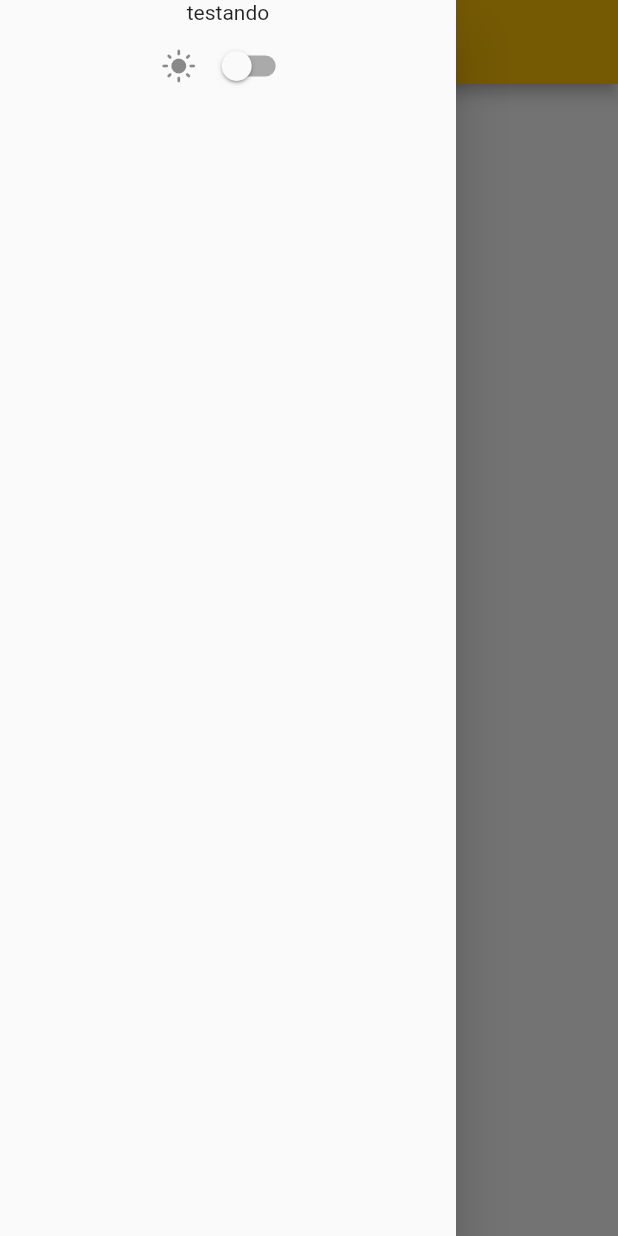
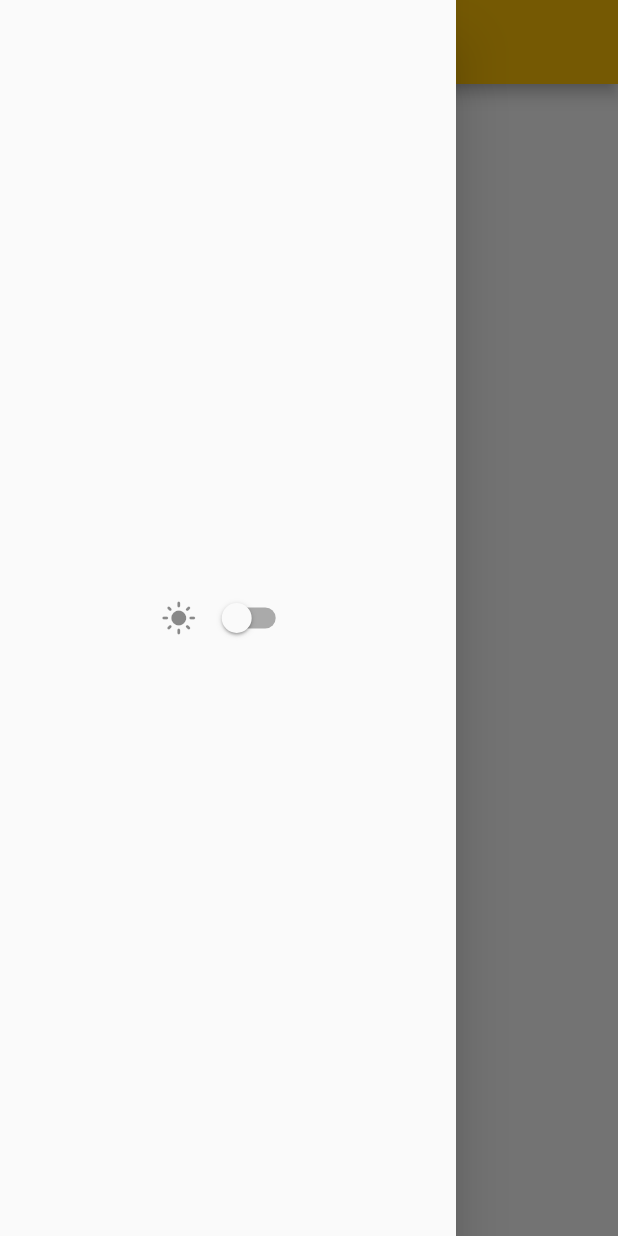
Before and after one commit to xepoto/persistent_theme, a Flutter app: the screen it shows after launch, with the side drawer open, on a phone screen of 412 x 824 dp. Run offline on Flutter 3.47's test engine with Material 2 defaults, Android fonts, the phone set to English and light mode, and no system bars.

Commit message:
minor ui changes

```diff
--- a/lib/MyDrawer.dart
+++ b/lib/MyDrawer.dart
@@ -19,8 +19,8 @@ class _MyDrawerState extends State<MyDrawer> {
   Widget build(BuildContext context) {
     return Drawer(
       child: Column(
+        mainAxisAlignment: MainAxisAlignment.center,
         children: [
-          const Text('testando'),
           FractionallySizedBox(
             widthFactor: 0.4,
             child: SwitchListTile(
@@ -37,7 +37,7 @@ class _MyDrawerState extends State<MyDrawer> {
                 }
               },
             ),
-          )
+          ),
         ],
       ),
     );
--- a/lib/main.dart
+++ b/lib/main.dart
@@ -59,7 +59,7 @@ class _MyAppState extends State<MyApp> {
         appBar: AppBar(
           title: const Text("Simple Theme"),
         ),
-        drawer: MyDrawer(),
+        drawer: const MyDrawer(),
         body: Column(
           children: [
             Container(
@@ -89,7 +89,7 @@ class _MyAppState extends State<MyApp> {
                 ),
               ),
             ),
-            Text('$isDark')
+            Text('isDark = $isDark')
           ],
         ),
       ),
```
